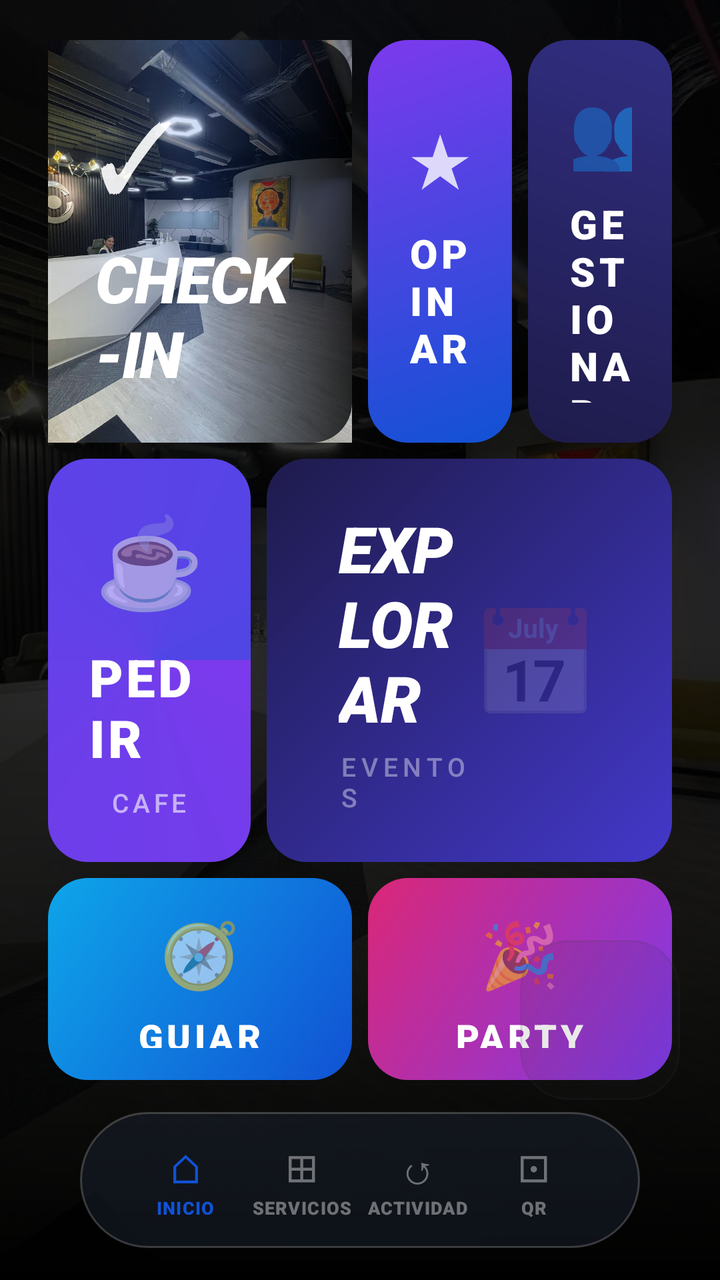
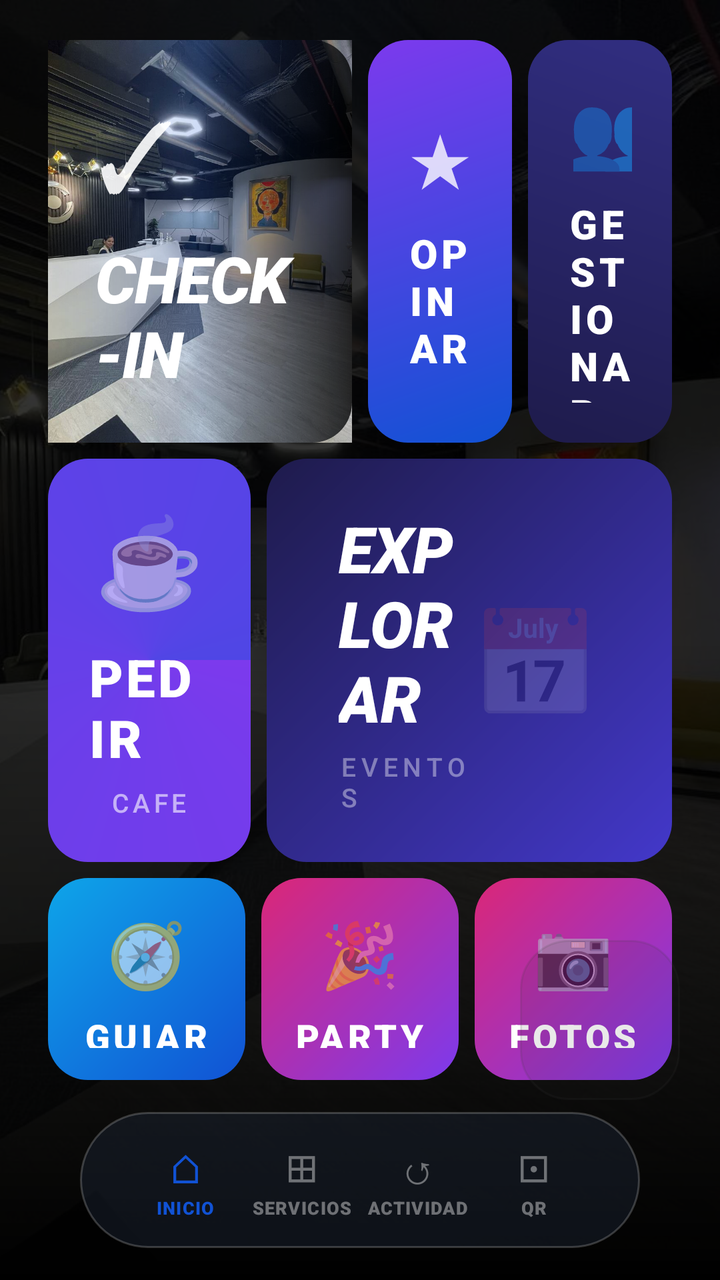

Two renders of the same Android screen: before a commit and after it. Below are the layout's source before the change and the commit's diff.
<!-- AndroidManifest.xml: activity theme Theme.TemiBridge -->
<!-- res/layout/activity_main.xml -->
<?xml version="1.0" encoding="utf-8"?>
<FrameLayout xmlns:android="http://schemas.android.com/apk/res/android"
    android:layout_width="match_parent"
    android:layout_height="match_parent"
    android:background="@color/menu_bg_dark">

    
    <ImageView
        android:id="@+id/backgroundImage"
        android:layout_width="match_parent"
        android:layout_height="match_parent"
        android:scaleType="centerCrop"
        android:src="@drawable/recepcion_spatium"/>

    
    <View
        android:layout_width="match_parent"
        android:layout_height="match_parent"
        android:background="@drawable/dark_gradient_overlay"/>

    
    <LinearLayout
        android:layout_width="match_parent"
        android:layout_height="match_parent"
        android:orientation="vertical"
        android:paddingStart="24dp"
        android:paddingEnd="24dp"
        android:paddingTop="20dp"
        android:paddingBottom="100dp">

        
        
        <LinearLayout
            android:layout_width="match_parent"
            android:layout_height="0dp"
            android:layout_weight="2"
            android:orientation="horizontal"
            android:layout_marginBottom="8dp">

            
            <FrameLayout
                android:id="@+id/tileCheckin"
                android:layout_width="0dp"
                android:layout_height="match_parent"
                android:layout_weight="2"
                android:layout_marginEnd="8dp"
                android:background="@drawable/tile_opinar"
                android:clickable="true"
                android:focusable="true">

                
                <ImageView
                    android:layout_width="match_parent"
                    android:layout_height="match_parent"
                    android:scaleType="centerCrop"
                    android:src="@drawable/recepcion_spatium"/>

                
                <View
                    android:layout_width="match_parent"
                    android:layout_height="match_parent"
                    android:background="@drawable/tile_checkin"/>

                
                <LinearLayout
                    android:layout_width="match_parent"
                    android:layout_height="wrap_content"
                    android:layout_gravity="bottom"
                    android:orientation="vertical"
                    android:padding="24dp">

                    <TextView
                        android:layout_width="wrap_content"
                        android:layout_height="wrap_content"
                        android:text="✓"
                        android:textColor="#E6FFFFFF"
                        android:textSize="48sp"
                        android:layout_marginBottom="8dp"/>

                    <TextView
                        android:layout_width="wrap_content"
                        android:layout_height="wrap_content"
                        android:text="CHECK-IN"
                        android:textColor="@color/white"
                        android:textSize="32sp"
                        android:fontFamily="sans-serif-black"
                        android:textStyle="italic"
                        android:letterSpacing="-0.02"/>

                    <TextView
                        android:layout_width="wrap_content"
                        android:layout_height="wrap_content"
                        android:text="Recepción Invitado"
                        android:textColor="#B3FFFFFF"
                        android:textSize="15sp"
                        android:layout_marginTop="4dp"/>
                </LinearLayout>
            </FrameLayout>

            
            <LinearLayout
                android:layout_width="0dp"
                android:layout_height="match_parent"
                android:layout_weight="2"
                android:orientation="horizontal">

                
                <FrameLayout
                    android:id="@+id/tileOpinar"
                    android:layout_width="0dp"
                    android:layout_height="match_parent"
                    android:layout_weight="1"
                    android:layout_marginEnd="8dp"
                    android:background="@drawable/tile_opinar"
                    android:clickable="true"
                    android:focusable="true">

                    <LinearLayout
                        android:layout_width="match_parent"
                        android:layout_height="match_parent"
                        android:orientation="vertical"
                        android:gravity="center"
                        android:padding="20dp">

                        <TextView
                            android:layout_width="wrap_content"
                            android:layout_height="wrap_content"
                            android:text="★"
                            android:textColor="#CCFFffFF"
                            android:textSize="36sp"
                            android:layout_marginBottom="10dp"/>

                        <TextView
                            android:layout_width="wrap_content"
                            android:layout_height="wrap_content"
                            android:text="OPINAR"
                            android:textColor="@color/white"
                            android:textSize="20sp"
                            android:fontFamily="sans-serif-black"
                            android:letterSpacing="0.1"/>
                    </LinearLayout>
                </FrameLayout>

                
                <FrameLayout
                    android:id="@+id/tileGestionar"
                    android:layout_width="0dp"
                    android:layout_height="match_parent"
                    android:layout_weight="1"
                    android:background="@drawable/tile_gestionar"
                    android:clickable="true"
                    android:focusable="true">

                    <LinearLayout
                        android:layout_width="match_parent"
                        android:layout_height="match_parent"
                        android:orientation="vertical"
                        android:gravity="center"
                        android:padding="20dp">

                        <TextView
                            android:layout_width="wrap_content"
                            android:layout_height="wrap_content"
                            android:text="👥"
                            android:textSize="36sp"
                            android:layout_marginBottom="10dp"/>

                        <TextView
                            android:layout_width="wrap_content"
                            android:layout_height="wrap_content"
                            android:text="GESTIONAR"
                            android:textColor="@color/white"
                            android:textSize="20sp"
                            android:fontFamily="sans-serif-black"
                            android:letterSpacing="0.1"/>
                    </LinearLayout>
                </FrameLayout>

            </LinearLayout>

        </LinearLayout>

        
        <LinearLayout
            android:layout_width="match_parent"
            android:layout_height="0dp"
            android:layout_weight="2"
            android:orientation="horizontal"
            android:layout_marginBottom="8dp">

            
            <FrameLayout
                android:id="@+id/tilePedir"
                android:layout_width="0dp"
                android:layout_height="match_parent"
                android:layout_weight="1"
                android:layout_marginEnd="8dp"
                android:background="@drawable/tile_pedir"
                android:clickable="true"
                android:focusable="true">

                <LinearLayout
                    android:layout_width="match_parent"
                    android:layout_height="match_parent"
                    android:orientation="vertical"
                    android:gravity="center"
                    android:padding="20dp">

                    <TextView
                        android:layout_width="wrap_content"
                        android:layout_height="wrap_content"
                        android:text="☕"
                        android:textSize="44sp"
                        android:layout_marginBottom="12dp"/>

                    <TextView
                        android:layout_width="wrap_content"
                        android:layout_height="wrap_content"
                        android:text="PEDIR"
                        android:textColor="@color/white"
                        android:textSize="26sp"
                        android:fontFamily="sans-serif-black"
                        android:letterSpacing="0.05"/>

                    <TextView
                        android:layout_width="wrap_content"
                        android:layout_height="wrap_content"
                        android:text="CAFE"
                        android:textColor="#99FFFFFF"
                        android:textSize="13sp"
                        android:fontFamily="sans-serif-medium"
                        android:letterSpacing="0.15"
                        android:layout_marginTop="6dp"/>
                </LinearLayout>
            </FrameLayout>

            
            <FrameLayout
                android:id="@+id/tileExplorar"
                android:layout_width="0dp"
                android:layout_height="match_parent"
                android:layout_weight="2"
                android:background="@drawable/tile_explorar"
                android:clickable="true"
                android:focusable="true">

                <LinearLayout
                    android:layout_width="match_parent"
                    android:layout_height="match_parent"
                    android:orientation="horizontal"
                    android:gravity="center_vertical"
                    android:paddingStart="36dp"
                    android:paddingEnd="36dp">

                    <LinearLayout
                        android:layout_width="0dp"
                        android:layout_height="wrap_content"
                        android:layout_weight="1"
                        android:orientation="vertical">

                        <TextView
                            android:layout_width="wrap_content"
                            android:layout_height="wrap_content"
                            android:text="EXPLORAR"
                            android:textColor="@color/white"
                            android:textSize="32sp"
                            android:fontFamily="sans-serif-black"
                            android:textStyle="italic"/>

                        <TextView
                            android:layout_width="wrap_content"
                            android:layout_height="wrap_content"
                            android:text="EVENTOS"
                            android:textColor="#66FFFFFF"
                            android:textSize="13sp"
                            android:fontFamily="sans-serif-medium"
                            android:letterSpacing="0.2"
                            android:layout_marginTop="4dp"/>
                    </LinearLayout>

                    <TextView
                        android:layout_width="wrap_content"
                        android:layout_height="wrap_content"
                        android:text="📅"
                        android:textSize="52sp"
                        android:alpha="0.25"/>
                </LinearLayout>
            </FrameLayout>

        </LinearLayout>

        
        <LinearLayout
            android:layout_width="match_parent"
            android:layout_height="0dp"
            android:layout_weight="1"
            android:orientation="horizontal">

            <FrameLayout
                android:id="@+id/tileGuiar"
                android:layout_width="0dp"
                android:layout_height="match_parent"
                android:layout_weight="1"
                android:layout_marginEnd="8dp"
                android:background="@drawable/tile_guiar"
                android:clickable="true"
                android:focusable="true">

                <LinearLayout
                    android:layout_width="match_parent"
                    android:layout_height="match_parent"
                    android:orientation="vertical"
                    android:gravity="center"
                    android:padding="16dp">

                    <TextView
                        android:layout_width="wrap_content"
                        android:layout_height="wrap_content"
                        android:text="🧭"
                        android:textSize="32sp"
                        android:layout_marginBottom="8dp"/>

                    <TextView
                        android:layout_width="wrap_content"
                        android:layout_height="wrap_content"
                        android:text="GUIAR"
                        android:textColor="@color/white"
                        android:textSize="18sp"
                        android:fontFamily="sans-serif-black"
                        android:letterSpacing="0.1"/>
                </LinearLayout>
            </FrameLayout>

            <FrameLayout
                android:id="@+id/tileParty"
                android:layout_width="0dp"
                android:layout_height="match_parent"
                android:layout_weight="1"
                android:background="@drawable/tile_party"
                android:clickable="true"
                android:focusable="true">

                <LinearLayout
                    android:layout_width="match_parent"
                    android:layout_height="match_parent"
                    android:orientation="vertical"
                    android:gravity="center"
                    android:padding="16dp">

                    <TextView
                        android:layout_width="wrap_content"
                        android:layout_height="wrap_content"
                        android:text="🎉"
                        android:textSize="32sp"
                        android:layout_marginBottom="8dp"/>

                    <TextView
                        android:layout_width="wrap_content"
                        android:layout_height="wrap_content"
                        android:text="PARTY"
                        android:textColor="@color/white"
                        android:textSize="18sp"
                        android:fontFamily="sans-serif-black"
                        android:letterSpacing="0.1"/>
                </LinearLayout>
            </FrameLayout>

        </LinearLayout>

    </LinearLayout>

    
    <LinearLayout
        android:id="@+id/bottomNav"
        android:layout_width="match_parent"
        android:layout_height="68dp"
        android:layout_gravity="bottom|center_horizontal"
        android:layout_marginStart="40dp"
        android:layout_marginEnd="40dp"
        android:layout_marginBottom="16dp"
        android:orientation="horizontal"
        android:gravity="center"
        android:background="@drawable/bg_bottom_nav"
        android:paddingStart="24dp"
        android:paddingEnd="24dp">

        
        <LinearLayout
            android:id="@+id/navInicio"
            android:layout_width="0dp"
            android:layout_height="match_parent"
            android:layout_weight="1"
            android:orientation="vertical"
            android:gravity="center"
            android:clickable="true"
            android:focusable="true">
            <TextView android:layout_width="wrap_content" android:layout_height="wrap_content"
                android:text="⌂" android:textSize="20sp" android:textColor="#1152d4"/>
            <TextView android:layout_width="wrap_content" android:layout_height="wrap_content"
                android:text="INICIO" android:textSize="9sp" android:textColor="#1152d4"
                android:fontFamily="sans-serif-black" android:letterSpacing="0.05"/>
        </LinearLayout>

        
        <LinearLayout
            android:id="@+id/navServicios"
            android:layout_width="0dp"
            android:layout_height="match_parent"
            android:layout_weight="1"
            android:orientation="vertical"
            android:gravity="center"
            android:clickable="true"
            android:focusable="true">
            <TextView android:layout_width="wrap_content" android:layout_height="wrap_content"
                android:text="⊞" android:textSize="20sp" android:textColor="#66FFFFFF"/>
            <TextView android:layout_width="wrap_content" android:layout_height="wrap_content"
                android:text="SERVICIOS" android:textSize="9sp" android:textColor="#66FFFFFF"
                android:fontFamily="sans-serif-black" android:letterSpacing="0.05"/>
        </LinearLayout>

        
        <LinearLayout
            android:id="@+id/navActividad"
            android:layout_width="0dp"
            android:layout_height="match_parent"
            android:layout_weight="1"
            android:orientation="vertical"
            android:gravity="center"
            android:clickable="true"
            android:focusable="true">
            <TextView android:layout_width="wrap_content" android:layout_height="wrap_content"
                android:text="↺" android:textSize="20sp" android:textColor="#66FFFFFF"/>
            <TextView android:layout_width="wrap_content" android:layout_height="wrap_content"
                android:text="ACTIVIDAD" android:textSize="9sp" android:textColor="#66FFFFFF"
                android:fontFamily="sans-serif-black" android:letterSpacing="0.05"/>
        </LinearLayout>

        
        <LinearLayout
            android:id="@+id/navQr"
            android:layout_width="0dp"
            android:layout_height="match_parent"
            android:layout_weight="1"
            android:orientation="vertical"
            android:gravity="center"
            android:clickable="true"
            android:focusable="true">
            <TextView android:layout_width="wrap_content" android:layout_height="wrap_content"
                android:text="⊡" android:textSize="20sp" android:textColor="#66FFFFFF"/>
            <TextView android:layout_width="wrap_content" android:layout_height="wrap_content"
                android:text="QR" android:textSize="9sp" android:textColor="#66FFFFFF"
                android:fontFamily="sans-serif-black" android:letterSpacing="0.05"/>
        </LinearLayout>

    </LinearLayout>

    
    <TextView
        android:id="@+id/mainText"
        android:layout_width="0dp"
        android:layout_height="0dp"
        android:visibility="gone"/>

    <Button
        android:id="@+id/buttonTour"
        android:layout_width="0dp"
        android:layout_height="0dp"
        android:visibility="gone"/>

    
    <View
        android:id="@+id/cameraContainer"
        android:layout_width="80dp"
        android:layout_height="80dp"
        android:layout_gravity="bottom|end"
        android:layout_marginEnd="20dp"
        android:layout_marginBottom="90dp"
        android:background="@drawable/bg_glass_button"
        android:visibility="visible"/>

</FrameLayout>
<!-- resources referenced by this layout -->
<resources>
  <color name="menu_bg_dark">#0F172A</color>
  <color name="white">#FFFFFFFF</color>
  <!-- drawable bg_bottom_nav (drawable) -->
  <?xml version="1.0" encoding="utf-8"?>
  <shape xmlns:android="http://schemas.android.com/apk/res/android">
      <solid android:color="#661E293B"/>
      <stroke android:width="1dp" android:color="#33FFFFFF"/>
      <corners android:radius="100dp"/>
  </shape>
  <!-- drawable bg_glass_button (drawable) -->
  <?xml version="1.0" encoding="utf-8"?>
  <shape xmlns:android="http://schemas.android.com/apk/res/android">
      <solid android:color="#1A2a2a2a"/>
      <stroke android:width="1dp" android:color="#26404040"/>
      <corners android:radius="24dp"/>
  </shape>
  <!-- drawable dark_gradient_overlay (drawable) -->
  <?xml version="1.0" encoding="utf-8"?>
  <shape xmlns:android="http://schemas.android.com/apk/res/android"
      android:shape="rectangle">
  
      <gradient
          android:startColor="#CC000000"
          android:centerColor="#CC000000"
          android:endColor="#FF000000"
          android:angle="270" />
  
  </shape>
  <!-- drawable tile_checkin (drawable) -->
  <?xml version="1.0" encoding="utf-8"?>
  <shape xmlns:android="http://schemas.android.com/apk/res/android">
      <gradient
          android:angle="180"
          android:startColor="#CC000000"
          android:centerColor="#331152d4"
          android:endColor="#00000000"
          android:type="linear"/>
      <corners android:radius="20dp"/>
  </shape>
  <!-- drawable tile_explorar (drawable) -->
  <?xml version="1.0" encoding="utf-8"?>
  <shape xmlns:android="http://schemas.android.com/apk/res/android">
      <gradient
          android:angle="135"
          android:startColor="#4338ca"
          android:endColor="#1e1b4b"
          android:type="linear"/>
      <corners android:radius="20dp"/>
  </shape>
  <!-- drawable tile_gestionar (drawable) -->
  <?xml version="1.0" encoding="utf-8"?>
  <shape xmlns:android="http://schemas.android.com/apk/res/android">
      <gradient
          android:angle="45"
          android:startColor="#1e1b4b"
          android:endColor="#312e81"
          android:type="linear"/>
      <corners android:radius="20dp"/>
  </shape>
  <!-- drawable tile_guiar (drawable) -->
  <?xml version="1.0" encoding="utf-8"?>
  <shape xmlns:android="http://schemas.android.com/apk/res/android">
      <gradient
          android:angle="135"
          android:startColor="#1152d4"
          android:endColor="#0ea5e9"
          android:type="linear"/>
      <corners android:radius="20dp"/>
  </shape>
  <!-- drawable tile_opinar (drawable) -->
  <?xml version="1.0" encoding="utf-8"?>
  <shape xmlns:android="http://schemas.android.com/apk/res/android">
      <gradient
          android:angle="135"
          android:startColor="#1152d4"
          android:endColor="#7c3aed"
          android:type="linear"/>
      <corners android:radius="20dp"/>
  </shape>
  <!-- drawable tile_party (drawable) -->
  <?xml version="1.0" encoding="utf-8"?>
  <shape xmlns:android="http://schemas.android.com/apk/res/android">
      <gradient
          android:angle="135"
          android:startColor="#7c3aed"
          android:endColor="#db2777"
          android:type="linear"/>
      <corners android:radius="20dp"/>
  </shape>
  <!-- drawable tile_pedir (drawable) -->
  <?xml version="1.0" encoding="utf-8"?>
  <shape xmlns:android="http://schemas.android.com/apk/res/android">
      <gradient
          android:type="sweep"
          android:centerX="0.5"
          android:centerY="0.5"
          android:startColor="#7c3aed"
          android:endColor="#4f46e5"/>
      <corners android:radius="20dp"/>
  </shape>
  <color name="purple_500">#FF6200EE</color>
  <color name="purple_700">#FF3700B3</color>
  <color name="teal_200">#FF03DAC5</color>
  <color name="teal_700">#FF018786</color>
  <color name="black">#FF000000</color>
  <!-- unchanged entries left out for length: 2 -->
</resources>

<!-- the commit's change to res/layout/activity_main.xml (unified diff, before → after) -->
@@ -336,6 +336,7 @@
                 android:layout_width="0dp"
                 android:layout_height="match_parent"
                 android:layout_weight="1"
+                android:layout_marginEnd="8dp"
                 android:background="@drawable/tile_party"
                 android:clickable="true"
                 android:focusable="true">
@@ -358,6 +359,40 @@
                         android:layout_width="wrap_content"
                         android:layout_height="wrap_content"
                         android:text="PARTY"
+                        android:textColor="@color/white"
+                        android:textSize="18sp"
+                        android:fontFamily="sans-serif-black"
+                        android:letterSpacing="0.1"/>
+                </LinearLayout>
+            </FrameLayout>
+
+            <FrameLayout
+                android:id="@+id/tileFotos"
+                android:layout_width="0dp"
+                android:layout_height="match_parent"
+                android:layout_weight="1"
+                android:background="@drawable/tile_party"
+                android:clickable="true"
+                android:focusable="true">
+
+                <LinearLayout
+                    android:layout_width="match_parent"
+                    android:layout_height="match_parent"
+                    android:orientation="vertical"
+                    android:gravity="center"
+                    android:padding="16dp">
+
+                    <TextView
+                        android:layout_width="wrap_content"
+                        android:layout_height="wrap_content"
+                        android:text="📷"
+                        android:textSize="32sp"
+                        android:layout_marginBottom="8dp"/>
+
+                    <TextView
+                        android:layout_width="wrap_content"
+                        android:layout_height="wrap_content"
+                        android:text="FOTOS"
                         android:textColor="@color/white"
                         android:textSize="18sp"
                         android:fontFamily="sans-serif-black"
